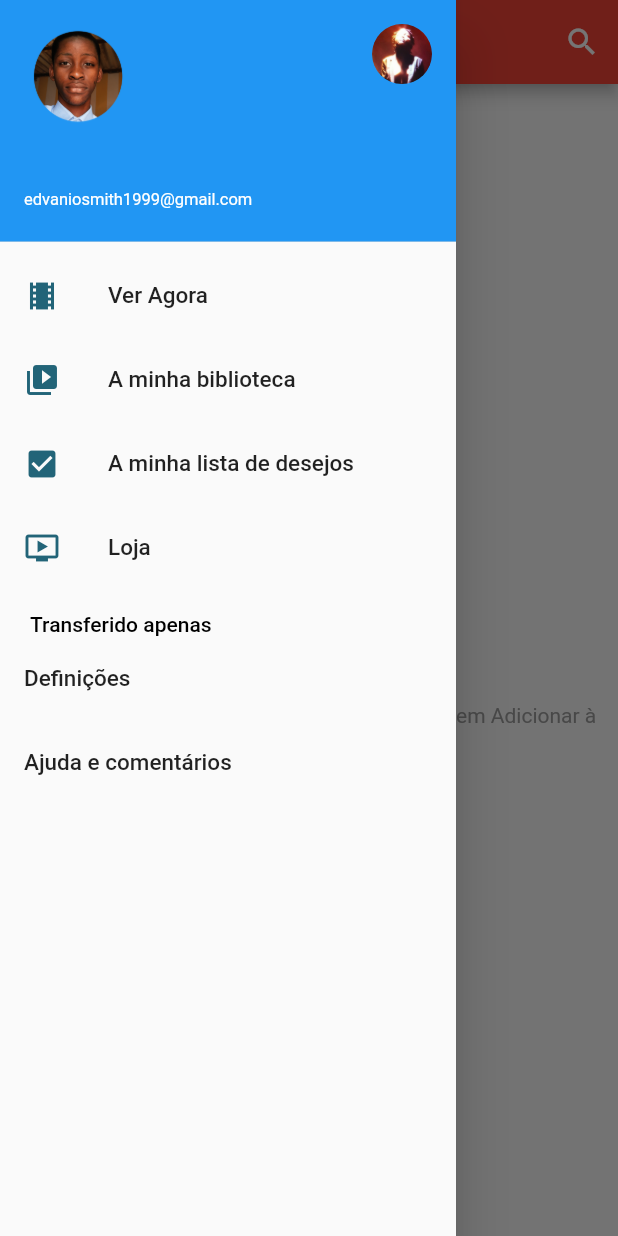
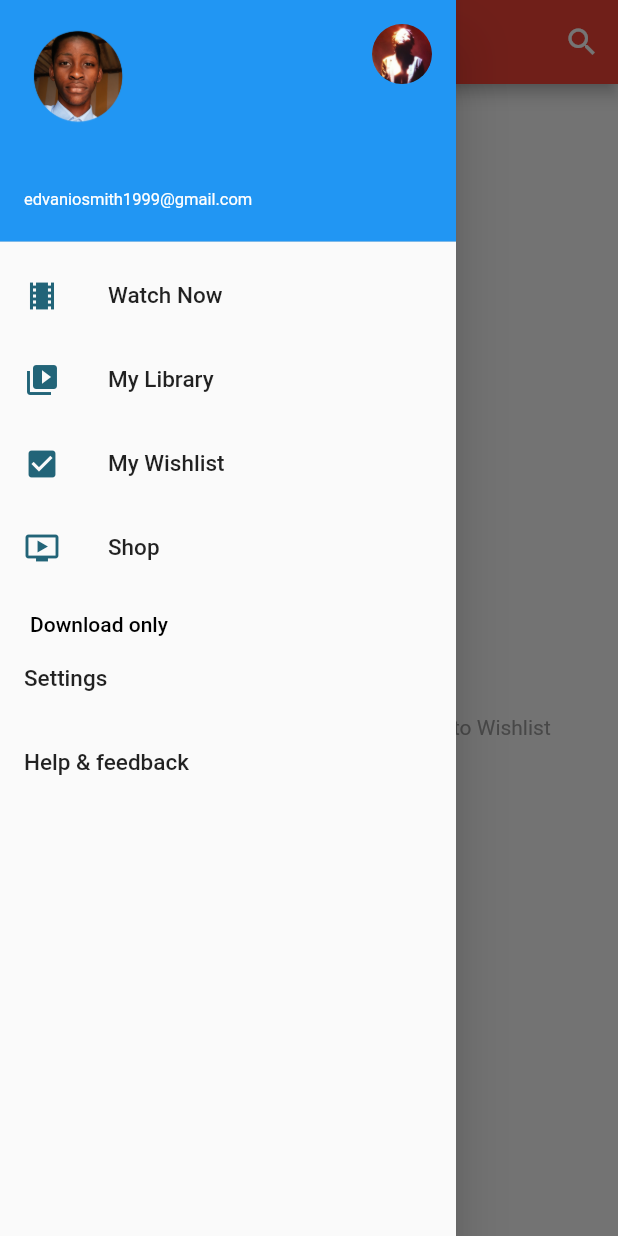
Before and after one commit to Edcassola/Flutter-GooglePlayMovies-UI-Clone, a Flutter app: the WishList screen opened directly, with the side drawer open, on a phone screen of 412 x 824 dp. Run offline on Flutter 3.47's test engine with Material 2 defaults, Android fonts, the phone set to English and light mode, and no system bars; our stand-ins replace smooth_star_rating.

Commit message:
changing the main idiom

```diff
--- a/lib/Pages/Home.dart
+++ b/lib/Pages/Home.dart
@@ -9,7 +9,7 @@ class Home extends StatelessWidget {
     return Scaffold(
       appBar: AppBar(
         backgroundColor: Colors.red,
-        title: Text('Ver agora', style: TextStyle(fontSize: 15),),
+        title: Text('Watch Now', style: TextStyle(fontSize: 19),),
         actions: <Widget>[
           IconButton(
                 onPressed: () {},
--- a/lib/Pages/Menu.dart
+++ b/lib/Pages/Menu.dart
@@ -35,7 +35,7 @@ class _MenuState extends State<Menu> {
                 ),
 
               ListTile(
-                title: Text("Ver Agora", style: TextStyle(color: Colors.black87, fontSize: 15,
+                title: Text("Watch Now", style: TextStyle(color: Colors.black87, fontSize: 15,
                         fontWeight: FontWeight.w500),),
                 leading: Icon(Icons.local_movies, color: Color.fromRGBO(34, 100, 120, 1),),
                 onTap: () {
@@ -43,7 +43,7 @@ class _MenuState extends State<Menu> {
                   },
               ),
               ListTile(
-                title: Text("A minha biblioteca", style: TextStyle(color: Colors.black87, fontSize: 15,
+                title: Text("My Library", style: TextStyle(color: Colors.black87, fontSize: 15,
                         fontWeight: FontWeight.w500),),
                 leading: Icon(Icons.video_library, color: Color.fromRGBO(34, 100, 120, 1),),
                 onTap: () {
@@ -51,7 +51,7 @@ class _MenuState extends State<Menu> {
                   },
               ),
               ListTile(
-                title: Text("A minha lista de desejos", style: TextStyle(color: Colors.black87, fontSize: 15,
+                title: Text("My Wishlist", style: TextStyle(color: Colors.black87, fontSize: 15,
                         fontWeight: FontWeight.w500),),
                 leading: Icon(Icons.check_box, color: Color.fromRGBO(34, 100, 120, 1),),
                 onTap: () {
@@ -59,7 +59,7 @@ class _MenuState extends State<Menu> {
                   },
               ),
               ListTile(
-                title: Text("Loja", style: TextStyle(color: Colors.black87, fontSize: 15,
+                title: Text("Shop", style: TextStyle(color: Colors.black87, fontSize: 15,
                         fontWeight: FontWeight.w500),),
                 leading: Icon(Icons.ondemand_video, color: Color.fromRGBO(34, 100, 120, 1),),
                 onTap: () {
@@ -70,13 +70,13 @@ class _MenuState extends State<Menu> {
                   Row(
                     children: <Widget>[
                     SizedBox(width: 20,),
-                  Text("Transferido apenas", style: TextStyle(color: Colors.black, fontWeight: FontWeight.w500),),
+                  Text("Download only", style: TextStyle(color: Colors.black, fontWeight: FontWeight.w500),),
                   SizedBox(width: 50,),
 
                   ],
                 ),
               ListTile(
-                title: Text("Definições", style: TextStyle(color: Colors.black87, fontSize: 15,
+                title: Text("Settings", style: TextStyle(color: Colors.black87, fontSize: 15,
                         fontWeight: FontWeight.w500),),
                   onTap: () {
                     Navigator.of(context).push(MaterialPageRoute(builder: (BuildContext context) => Definition()),);
@@ -84,7 +84,7 @@ class _MenuState extends State<Menu> {
                   },
                 ),
               ListTile(
-                title: Text("Ajuda e comentários", style: TextStyle(color: Colors.black87, fontSize: 15,
+                title: Text("Help & feedback", style: TextStyle(color: Colors.black87, fontSize: 15,
                   fontWeight: FontWeight.w500),),
                   onTap: () => _tapCallback,
           ),
--- a/lib/Pages/my_Library.dart
+++ b/lib/Pages/my_Library.dart
@@ -1,5 +1,7 @@
 // import 'package:Play_Filmes_Clone/Screens/Menu/menu.dart';
 import 'package:flutter/material.dart';
+
+import 'Menu.dart';
 
 class Library extends StatefulWidget {
   @override
@@ -16,7 +18,7 @@ class _LibraryState extends State<Library> {
 
         backgroundColor: Colors.red,
         title: Padding(
-          padding: EdgeInsets.only(top: 8),
+          padding: EdgeInsets.only(top: 2),
           child:_menuAppBar(),),
         actions: <Widget>[
           IconButton(
@@ -30,7 +32,7 @@ class _LibraryState extends State<Library> {
             tabs: <Widget>[
               Tab(
                 child: Container(
-                  child: Text("FILMES")
+                  child: Text("MOVIES")
                 ),
               ),
               Tab(
@@ -41,7 +43,7 @@ class _LibraryState extends State<Library> {
             ],
           ),
         ),
-
+        drawer: Menu(),
         body: Column(
           children: <Widget>[
             Stack(
@@ -121,7 +123,7 @@ class _LibraryState extends State<Library> {
                   textAlign: TextAlign.left,
                 ),
                  SizedBox(width: 45),
-                FlatButton(
+        FlatButton(
           color: Colors.red[500],
           textColor: Colors.white,
           disabledColor: Colors.grey,
@@ -146,7 +148,7 @@ class _LibraryState extends State<Library> {
 
   Widget _menuAppBar() {
     return Container(
-      child: Text('Minha Biblioteca'),
+      child: Text('My Library'),
     );
   }
 }
--- a/lib/Pages/wish_List.dart
+++ b/lib/Pages/wish_List.dart
@@ -7,7 +7,7 @@ class WishList extends StatelessWidget {
     return Scaffold(
       appBar: AppBar(
         backgroundColor: Colors.red,
-        title: Text('A minha lista de desejos', style: TextStyle(fontSize: 15),),
+        title: Text('My Wishlist', style: TextStyle(fontSize: 15),),
         actions: <Widget>[
           IconButton(
                 onPressed: () {},
@@ -27,7 +27,7 @@ class WishList extends StatelessWidget {
           image: AssetImage('assets/images/add.png'),
         ))
         ),
-        Text("Para guardar filmes para ver mais tarde, toque em Adicionar à lista de desejos",
+        Text("To save movies to watch later, touch Add to Wishlist",
         style: TextStyle(color: Colors.grey), textAlign: TextAlign.center,),],
 
       )
```
